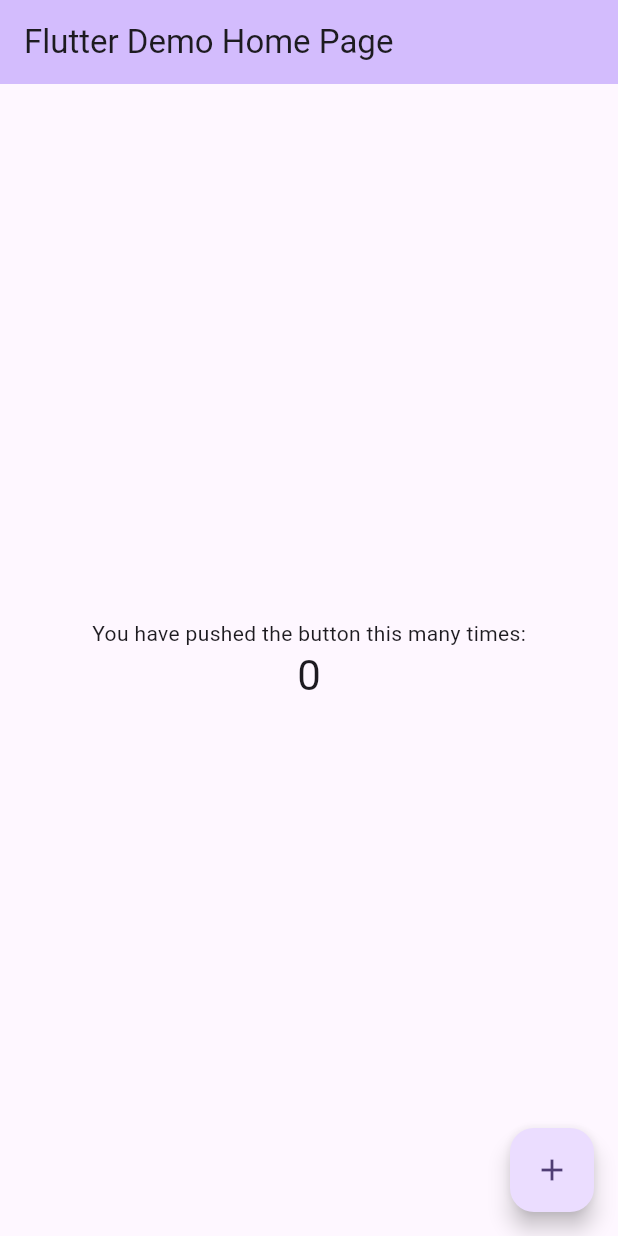
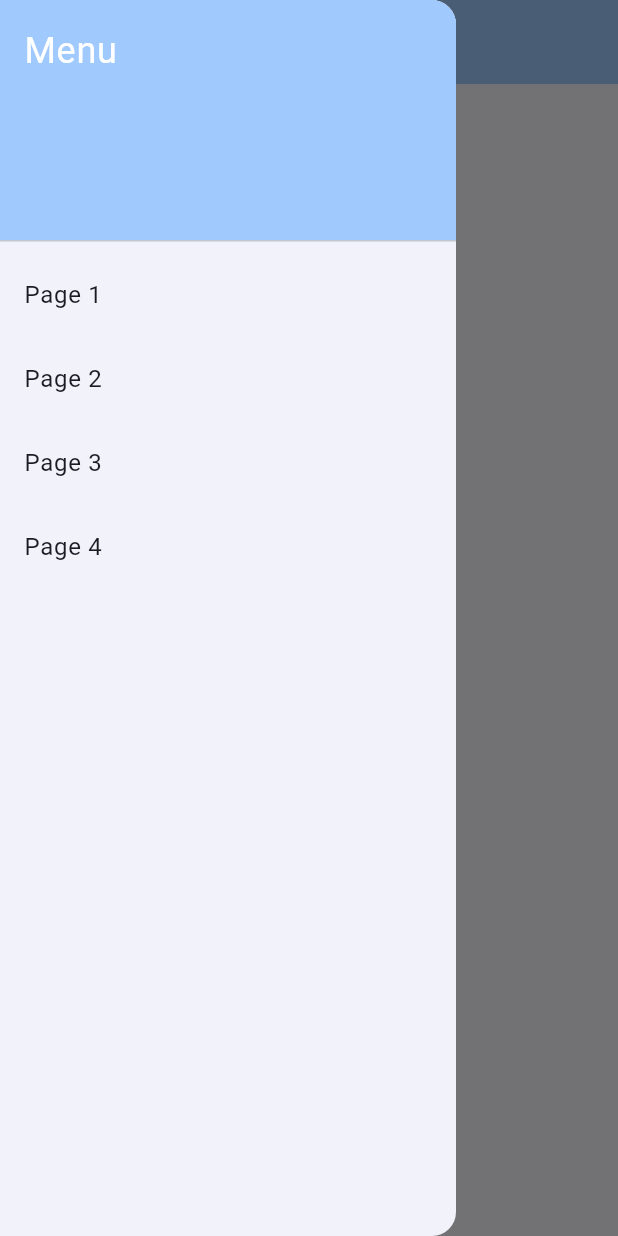
Before and after one commit to Jamilethc/conexionfirebase, a Flutter app: the screen it shows after launch, with the side drawer open (before the commit the screen has no drawer), on a phone screen of 412 x 824 dp. Run offline on Flutter 3.47's test engine with Material 2 defaults, Android fonts, the phone set to English and light mode, and no system bars; our stand-ins replace cloud_firestore, firebase_core; accounts and stored records are empty.

Commit message:
subida de menus

```diff
--- a/lib/home.dart
+++ b/lib/home.dart
@@ -12,65 +12,82 @@ class MyHomePage extends StatefulWidget {
 }
 
 class _MyHomePageState extends State<MyHomePage> {
-  int _counter = 0;
-
-  void getDatos() async{
-    CollectionReference collectionReference = FirebaseFirestore.instance.collection('tb_demo');
+  void getDatos() async {
+    CollectionReference collectionReference =
+        FirebaseFirestore.instance.collection('tb_demo');
     QuerySnapshot personas = await collectionReference.get();
     if (personas.docs.length != 0) {
-      for(var doc in personas.docs){
+      for (var doc in personas.docs) {
         print(doc.data());
-
+      }
     }
-  }
-  }
-  void _incrementCounter() {
-    setState(() {
-
-      _counter++;
-    });
   }
 
   @override
   Widget build(BuildContext context) {
-
     return Scaffold(
       appBar: AppBar(
-
         backgroundColor: Theme.of(context).colorScheme.inversePrimary,
-
         title: Text(widget.title),
       ),
       body: Center(
-
         child: Column(
-
           mainAxisAlignment: MainAxisAlignment.center,
           children: <Widget>[
-            const Text(
-              'You have pushed the button this many times:',
-            ),
             Text(
-              '$_counter',
-              style: Theme.of(context).textTheme.headlineMedium,
+              'holi',
             ),
           ],
         ),
       ),
-      floatingActionButton: FloatingActionButton(
-        onPressed: _incrementCounter,
-        tooltip: 'Increment',
-        child: const Icon(Icons.add),
+      drawer: Drawer(
+        child: ListView(
+          children: <Widget>[
+            DrawerHeader(
+              decoration: BoxDecoration(
+                color: Theme.of(context).colorScheme.inversePrimary,
+              ),
+              child: Text(
+                'Menu',
+                style: TextStyle(
+                  color: Colors.white,
+                  fontSize: 24,
+                ),
+              ),
+            ),
+            ListTile(
+              title: Text('Page 1'),
+              onTap: () {
+                // Aquí puedes navegar a la primera página o realizar otras acciones
+              },
+            ),
+            ListTile(
+              title: Text('Page 2'),
+              onTap: () {
+                // Aquí puedes navegar a la segunda página o realizar otras acciones
+              },
+            ),
+            ListTile(
+              title: Text('Page 3'),
+              onTap: () {
+                // Aquí puedes navegar a la tercera página o realizar otras acciones
+              },
+            ),
+            ListTile(
+              title: Text('Page 4'),
+              onTap: () {
+                // Aquí puedes navegar a la cuarta página o realizar otras acciones
+              },
+            ),
+          ],
+        ),
       ),
     );
   }
 
   @override
   void initState() {
-    // TODO: implement initState
     super.initState();
     getDatos();
   }
-
-
 }
--- a/lib/main.dart
+++ b/lib/main.dart
@@ -17,13 +17,13 @@ class MyApp extends StatelessWidget {
   @override
   Widget build(BuildContext context) {
     return MaterialApp(
-      title: 'Flutter Demo',
+      debugShowCheckedModeBanner: false,
+      title: 'Flutter',
       theme: ThemeData(
-
-        colorScheme: ColorScheme.fromSeed(seedColor: Colors.deepPurple),
+        colorScheme: ColorScheme.fromSeed(seedColor: Colors.blue),
         useMaterial3: true,
       ),
-      home: const MyHomePage(title: 'Flutter Demo Home Page'),
+      home: const MyHomePage(title: ''),
     );
   }
 }
```
Also changed, not shown: flutter_01.png (added), 1 other file.
